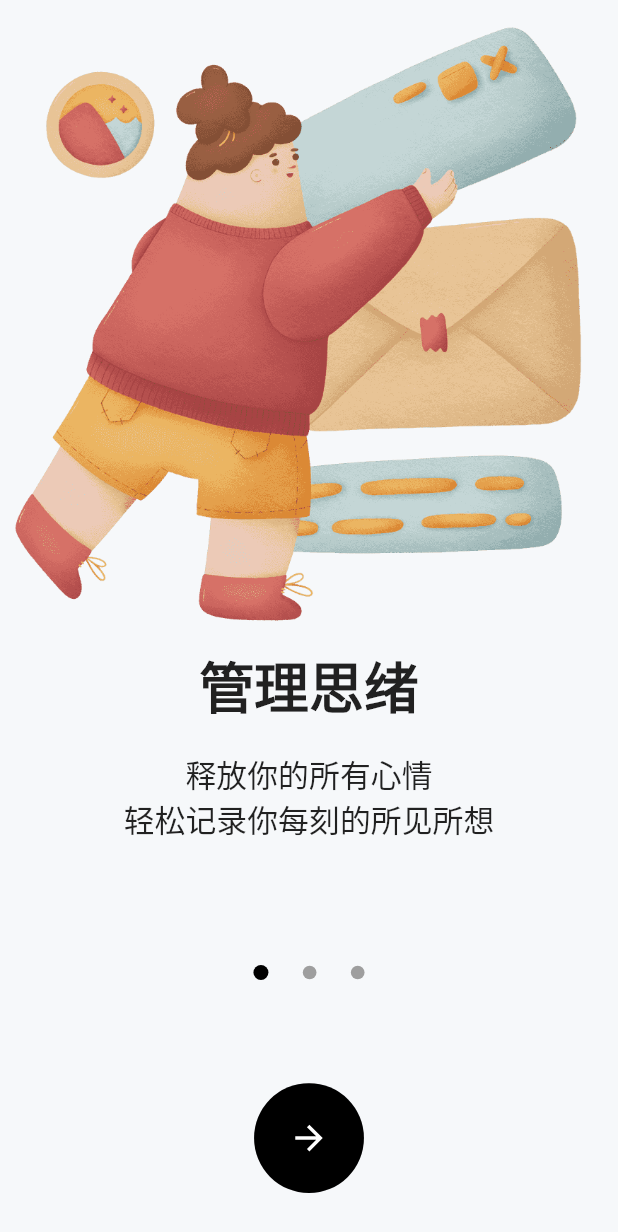
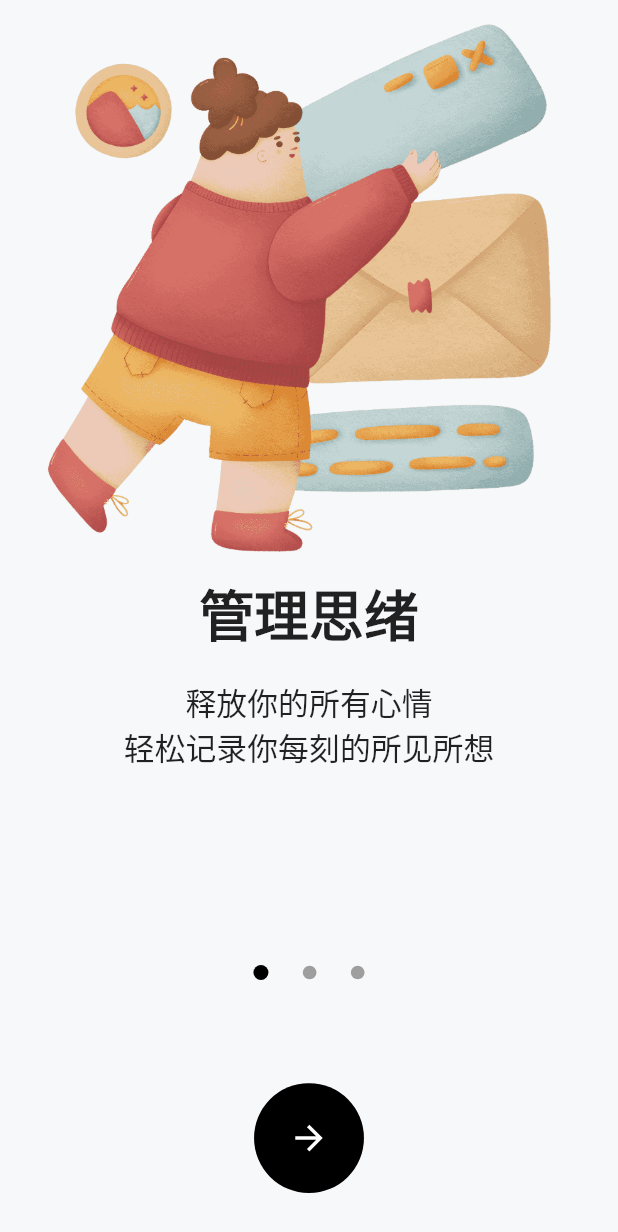
Before and after one commit to AmosHuKe/Mood-Example, a Flutter app: the Onboarding screen opened by its route, on a phone screen of 412 x 824 dp. Shown: the top 1232 px of the screen. Run offline on Flutter 3.47's test engine with Material 2 defaults, Android fonts, the phone set to English and light mode, and no system bars; drawn by our look-alikes of card_swiper; our stand-ins replace fl_chart, fluro, flutter_screenutil, flutter_slidable, flutter_zoom_drawer, fluttertoast and 5 more; accounts and stored records are empty.

Commit message:
style: 修改样式
1、onboarding页插画高度
2、mood心情页日历区分不是当月的日期

```diff
--- a/lib/views/mood/index.dart
+++ b/lib/views/mood/index.dart
@@ -446,7 +446,7 @@ class _CalendarState extends State<Calendar> {
               outsideBuilder: (context, day, focusedDay) {
                 return calenderBuilder(
                   day: day,
-                  textStyle: const TextStyle(color: Colors.black87),
+                  textStyle: const TextStyle(color: AppTheme.subColor),
                 );
               },
               todayBuilder: (context, day, focusedDay) {
--- a/lib/views/onboarding/index.dart
+++ b/lib/views/onboarding/index.dart
@@ -113,7 +113,7 @@ class _SwiperBodyState extends State<SwiperBody> with TickerProviderStateMixin {
         image: Image.asset(
           "assets/images/onboarding/onboarding_1.png",
           fit: BoxFit.cover,
-          height: 360.h,
+          height: 320.h,
         ),
         describe: Column(
           children: [
@@ -133,7 +133,7 @@ class _SwiperBodyState extends State<SwiperBody> with TickerProviderStateMixin {
         image: Image.asset(
           "assets/images/onboarding/onboarding_2.png",
           fit: BoxFit.cover,
-          height: 360.h,
+          height: 320.h,
         ),
         describe: Column(
           children: [
@@ -153,7 +153,7 @@ class _SwiperBodyState extends State<SwiperBody> with TickerProviderStateMixin {
         image: Image.asset(
           "assets/images/onboarding/onboarding_3.png",
           fit: BoxFit.cover,
-          height: 360.h,
+          height: 320.h,
         ),
         describe: Text(
           "从现在开始记录更好的自己",
```
